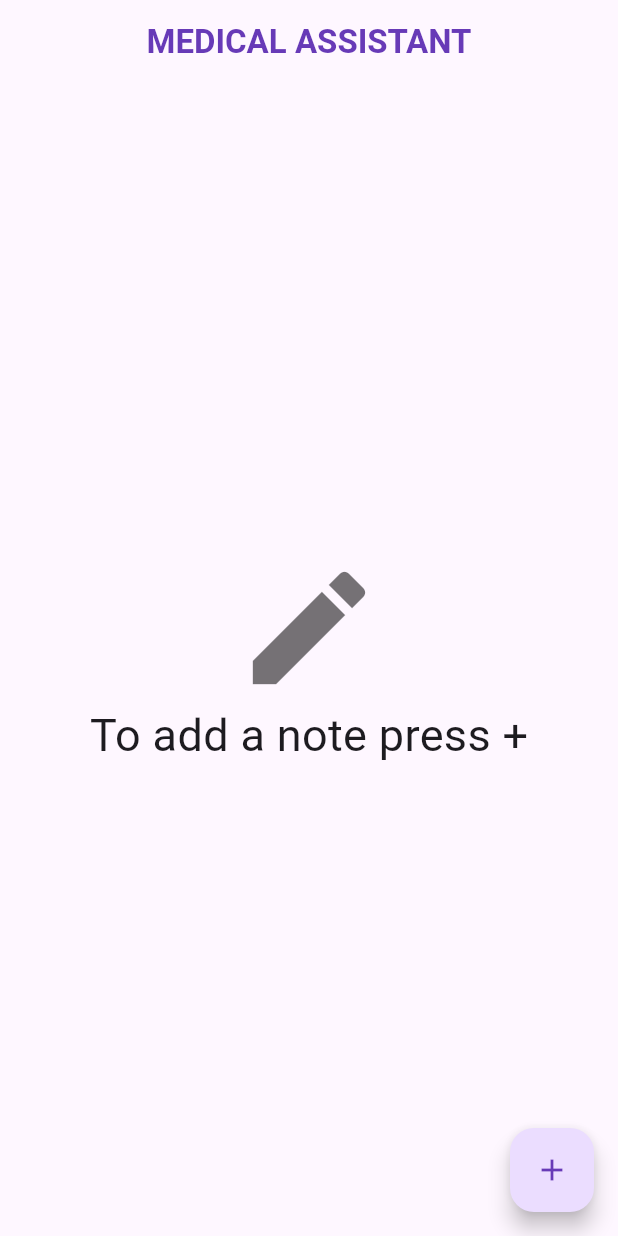
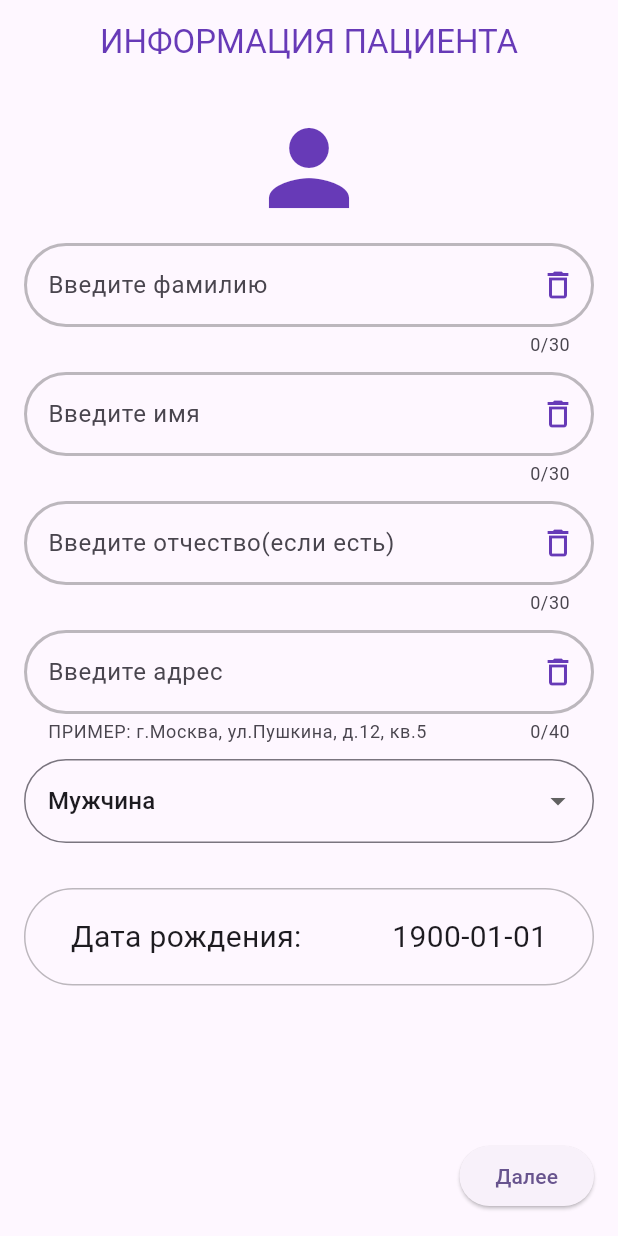
Before and after one commit to EugeniusStrong/medication_compliance_assistant, a Flutter app: the screen it shows after launch, on a phone screen of 412 x 824 dp. Run offline on Flutter 3.47's test engine with Material 2 defaults, Android fonts, the phone set to English and light mode, and no system bars; our stand-ins replace equatable, flutter_bloc, get_it, sqflite; accounts and stored records are empty.

Commit message:
Setting up input fields for the patient page

```diff
--- a/lib/main.dart
+++ b/lib/main.dart
@@ -4,7 +4,8 @@ import 'package:medication_compliance_assistant/database_providers/drugs_provide
 import 'package:medication_compliance_assistant/database_providers/medical_supplies_provider.dart';
 import 'package:medication_compliance_assistant/database_providers/medication_provider.dart';
 import 'package:medication_compliance_assistant/database_providers/patient_provider.dart';
-import 'package:medication_compliance_assistant/pages/start_page.dart';
+import 'package:medication_compliance_assistant/models/patient.dart';
+import 'package:medication_compliance_assistant/pages/user_input_page.dart';
 import 'package:medication_compliance_assistant/sql_directory/database.dart';
 import 'package:sqflite/sqflite.dart';
 
@@ -36,11 +37,19 @@ class MyApp extends StatelessWidget {
   @override
   Widget build(BuildContext context) {
     return MaterialApp(
-        title: 'MDC',
-        theme: ThemeData(
-          colorScheme: ColorScheme.fromSeed(seedColor: Colors.deepPurple),
-          useMaterial3: true,
-        ),
-        home: const StartPage());
+      title: 'MDC',
+      theme: ThemeData(
+        colorScheme: ColorScheme.fromSeed(seedColor: Colors.deepPurple),
+        useMaterial3: true,
+      ),
+      home: PatientInputPage(
+        patient: Patient(
+            id: '',
+            firstName: '',
+            lastName: '',
+            birthDate: DateTime(1900),
+            gender: Gender.male),
+      ),
+    );
   }
 }
--- a/lib/pages/start_page.dart
+++ b/lib/pages/start_page.dart
@@ -39,7 +39,7 @@ class StartPage extends StatelessWidget {
                         color: Colors.black54,
                       ),
                       Text(
-                        'To add a note press +',
+                        'To add a patient press +',
                         style: TextStyle(fontSize: 30),
                       ),
                     ],
--- a/lib/pages/user_input_page.dart
+++ b/lib/pages/user_input_page.dart
@@ -1,23 +1,24 @@
 import 'package:flutter/material.dart';
 import 'package:medication_compliance_assistant/models/patient.dart';
+import 'package:intl/intl.dart';
 
-class UserInputPage extends StatefulWidget {
+class PatientInputPage extends StatefulWidget {
   final Patient? patient;
 
-  const UserInputPage({super.key, required this.patient});
+  const PatientInputPage({super.key, required this.patient});
 
   @override
-  State<UserInputPage> createState() => _UserInputPageState();
+  State<PatientInputPage> createState() => _PatientInputPageState();
 }
 
-class _UserInputPageState extends State<UserInputPage> {
+class _PatientInputPageState extends State<PatientInputPage> {
   final _formKey = GlobalKey<FormState>();
   late DateTime _birthDay;
   late Gender _gender;
   late final TextEditingController _firstNameController;
   late final TextEditingController _lastNameController;
   late final TextEditingController _middleNameController;
-  late final TextEditingController _addressNameController;
+  late final TextEditingController _addressController;
 
   @override
   void initState() {
@@ -28,7 +29,7 @@ class _UserInputPageState extends State<UserInputPage> {
         TextEditingController(text: widget.patient?.lastName ?? '');
     _middleNameController =
         TextEditingController(text: widget.patient?.middleName ?? '');
-    _addressNameController =
+    _addressController =
         TextEditingController(text: widget.patient?.address ?? '');
     _birthDay = widget.patient?.birthDate ?? DateTime(1900);
     _gender = widget.patient?.gender ?? Gender.male;
@@ -39,7 +40,7 @@ class _UserInputPageState extends State<UserInputPage> {
     _firstNameController.dispose();
     _lastNameController.dispose();
     _middleNameController.dispose();
-    _addressNameController.dispose();
+    _addressController.dispose();
     super.dispose();
   }
 
@@ -53,7 +54,8 @@ class _UserInputPageState extends State<UserInputPage> {
         ),
         centerTitle: true,
       ),
-      body: Form(
+      body: SingleChildScrollView(
+        child: Form(
           key: _formKey,
           child: Padding(
             padding: const EdgeInsets.all(16.0),
@@ -67,7 +69,39 @@ class _UserInputPageState extends State<UserInputPage> {
                     size: 80,
                   ),
                 ),
+                const SizedBox(
+                  height: 10,
+                ),
                 TextFormField(
+                  maxLength: 30,
+                  controller: _lastNameController,
+                  decoration: InputDecoration(
+                      suffixIcon: GestureDetector(
+                        onTap: () {
+                          _lastNameController.clear();
+                        },
+                        child: const Icon(
+                          Icons.delete_outline,
+                          color: Colors.deepPurple,
+                        ),
+                      ),
+                      enabledBorder: const OutlineInputBorder(
+                          borderRadius: BorderRadius.all(Radius.circular(40)),
+                          borderSide:
+                              BorderSide(color: Colors.black26, width: 2)),
+                      focusedBorder: const OutlineInputBorder(
+                          borderRadius: BorderRadius.all(Radius.circular(40)),
+                          borderSide:
+                              BorderSide(color: Colors.deepPurple, width: 2)),
+                      labelText: 'Введите фамилию',
+                      hintText: 'Обязательное поле'),
+                  validator: _validateName,
+                ),
+                const SizedBox(
+                  height: 10,
+                ),
+                TextFormField(
+                  maxLength: 30,
                   controller: _firstNameController,
                   decoration: InputDecoration(
                       suffixIcon: GestureDetector(
@@ -82,20 +116,50 @@ class _UserInputPageState extends State<UserInputPage> {
                       enabledBorder: const OutlineInputBorder(
                           borderRadius: BorderRadius.all(Radius.circular(40)),
                           borderSide:
-                            BorderSide(color: Colors.black38, width: 2)),
+                              BorderSide(color: Colors.black26, width: 2)),
                       focusedBorder: const OutlineInputBorder(
                           borderRadius: BorderRadius.all(Radius.circular(40)),
                           borderSide:
                               BorderSide(color: Colors.deepPurple, width: 2)),
                       labelText: 'Введите имя',
-                    hintText: 'Имя пациента'),
+                      hintText: 'Обязательное поле'),
+                  validator: _validateName,
                 ),
                 const SizedBox(
-                height: 15,
+                  height: 10,
                 ),
                 TextFormField(
-                controller: _lastNameController,
+                  maxLength: 30,
+                  controller: _middleNameController,
                   decoration: InputDecoration(
+                      suffixIcon: GestureDetector(
+                        onTap: () {
+                          _middleNameController.clear();
+                        },
+                        child: const Icon(
+                          Icons.delete_outline,
+                          color: Colors.deepPurple,
+                        ),
+                      ),
+                      enabledBorder: const OutlineInputBorder(
+                          borderRadius: BorderRadius.all(Radius.circular(40)),
+                          borderSide:
+                              BorderSide(color: Colors.black26, width: 2)),
+                      focusedBorder: const OutlineInputBorder(
+                          borderRadius: BorderRadius.all(Radius.circular(40)),
+                          borderSide:
+                              BorderSide(color: Colors.deepPurple, width: 2)),
+                      labelText: 'Введите отчество(если есть)',
+                      hintText: 'Отчество пациента'),
+                ),
+                const SizedBox(
+                  height: 10,
+                ),
+                TextFormField(
+                  maxLength: 40,
+                  controller: _addressController,
+                  decoration: InputDecoration(
+                      helperText: 'ПРИМЕР: г.Москва, ул.Пушкина, д.12, кв.5',
                       suffixIcon: GestureDetector(
                         onTap: () {
                           _lastNameController.clear();
@@ -108,64 +172,114 @@ class _UserInputPageState extends State<UserInputPage> {
                       enabledBorder: const OutlineInputBorder(
                           borderRadius: BorderRadius.all(Radius.circular(40)),
                           borderSide:
-                            BorderSide(color: Colors.black38, width: 2)),
+                              BorderSide(color: Colors.black26, width: 2)),
                       focusedBorder: const OutlineInputBorder(
                           borderRadius: BorderRadius.all(Radius.circular(40)),
                           borderSide:
                               BorderSide(color: Colors.deepPurple, width: 2)),
-                    labelText: 'Введите фамилию',
-                    hintText: 'Фамилия пациента'),
+                      labelText: 'Введите адрес',
+                      hintText: 'Адрес пациента'),
                 ),
-              const Icon(
-                Icons.edit_note_outlined,
-                color: Colors.deepPurple,
-                size: 80,
+                const SizedBox(
+                  height: 10,
                 ),
-              TextFormField(
-                controller: _diagnosisNameController,
+                DropdownButtonFormField<Gender>(
                   decoration: InputDecoration(
-                    suffixIcon: GestureDetector(
+                      border: OutlineInputBorder(
+                          borderSide:
+                              const BorderSide(color: Colors.red, width: 2),
+                          borderRadius: BorderRadius.circular(40))),
+                  value: _gender,
+                  onChanged: (Gender? newValue) {
+                    setState(() {
+                      _gender = newValue!;
+                    });
+                  },
+                  items: Gender.values.map((Gender gender) {
+                    return DropdownMenuItem<Gender>(
+                      value: gender,
+                      child: Text(genderToString(gender)),
+                    );
+                  }).toList(),
+                ),
+                const SizedBox(
+                  height: 30,
+                ),
+                GestureDetector(
                   onTap: () {
-                        _diagnosisNameController.clear();
+                    _selectDate(context);
                   },
-                      child: const Icon(
-                        Icons.delete_outline,
-                        color: Colors.deepPurple,
+                  child: Container(
+                    height: 65,
+                    decoration: BoxDecoration(
+                        border: Border.all(color: Colors.black26),
+                        borderRadius: BorderRadius.circular(40)),
+                    child: Row(
+                      mainAxisAlignment: MainAxisAlignment.spaceAround,
+                      children: [
+                        const Text(
+                          'Дата рождения:',
+                          style: TextStyle(fontSize: 20),
                         ),
-                    ),
-                    enabledBorder: const OutlineInputBorder(
-                        borderRadius: BorderRadius.all(Radius.circular(40)),
-                        borderSide:
-                            BorderSide(color: Colors.black38, width: 2)),
-                    focusedBorder: const OutlineInputBorder(
-                        borderRadius: BorderRadius.all(Radius.circular(40)),
-                        borderSide:
-                            BorderSide(color: Colors.deepPurple, width: 2)),
-                    labelText: 'Введите диагноз',
-                    hintText: 'Диагноз пациента'),
+                        Text(
+                          DateFormat('yyyy-MM-dd').format(_birthDay),
+                          style: const TextStyle(fontSize: 20),
                         ),
                       ],
                     ),
                   ),
                 ),
+              ],
+            ),
+          ),
+        ),
+      ),
       floatingActionButton: ElevatedButton(
         onPressed: () {
-          widget.userMedicationReminder.firstName = _firstNameController.text;
-          widget.userMedicationReminder.secondName = _lastNameController.text;
-          widget.userMedicationReminder.diagnosis =
-              _diagnosisNameController.text;
-
-          Navigator.push(
-            context,
-            MaterialPageRoute(
-              builder: (context) => DrugInputPage(
-                userMedicationReminder: widget.userMedicationReminder,
-              ),
-            ),
-          );
+          _submitForm();
         },
         child: const Text('Далее'),
       ),
     );
   }
+
+  Future<void> _selectDate(BuildContext context) async {
+    final DateTime? picked = await showDatePicker(
+      context: context,
+      initialDate: _birthDay,
+      firstDate: DateTime(1900),
+      lastDate: DateTime(2101),
+    );
+    if (picked != null && picked != _birthDay) {
+      setState(() {
+        _birthDay = picked;
+      });
     }
+  }
+
+  String genderToString(Gender gender) {
+    if (gender == Gender.male) {
+      return 'Мужчина';
+    } else {
+      return 'Женщина';
+    }
+  }
+
+  String? _validateName(String? value) {
+    final nameExp = RegExp(r'^[A-za-z]+$');
+    if (value!.isEmpty) {
+      return 'Поле обязательно для ввода!';
+    } else if (!nameExp.hasMatch(value)) {
+      return 'Используйте только алфавит';
+    } else {
+      return null;
+    }
+  }
+
+  void _submitForm() {
+    if (_formKey.currentState!.validate()) {
+      print('Фамилия ${_lastNameController.text}');
+      print('Имя ${_firstNameController.text}');
+    }
+  }
+}
--- a/pubspec.yaml
+++ b/pubspec.yaml
@@ -42,6 +42,7 @@ dependencies:
   uuid: ^3.0.7
   provider: ^6.0.5
   get_it: ^7.6.4
+  intl: ^0.18.1
 
 dev_dependencies:
   flutter_test:
```
Also changed, not shown: pubspec.lock. Lines whose indentation alone changed are shown as unchanged.
